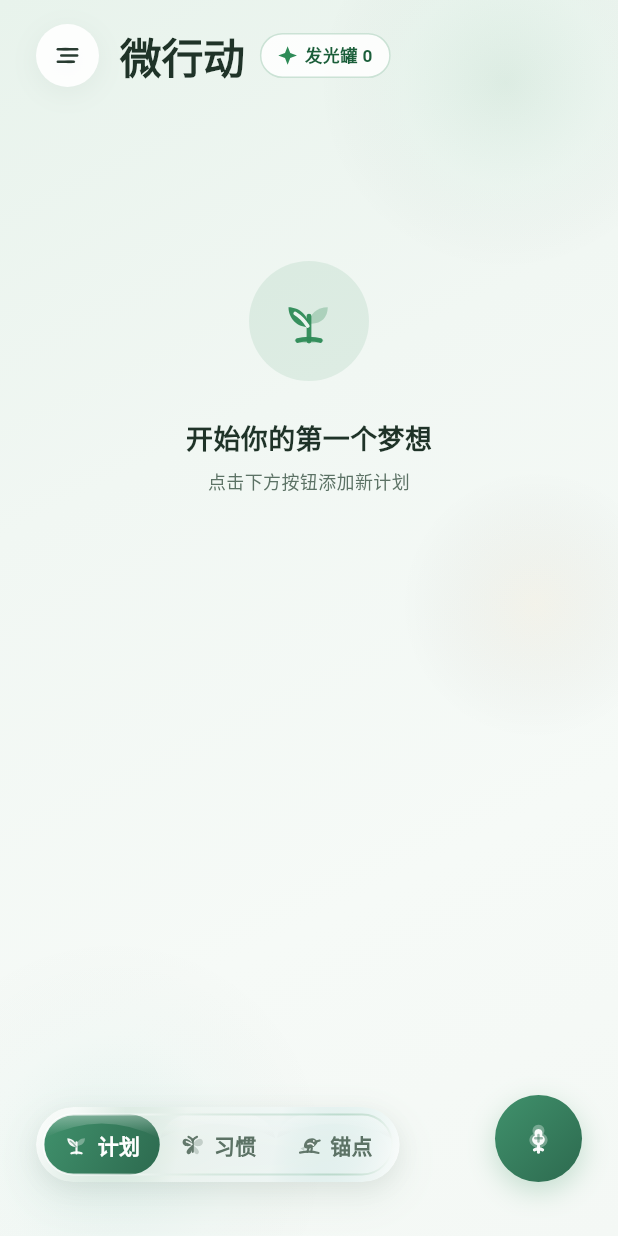
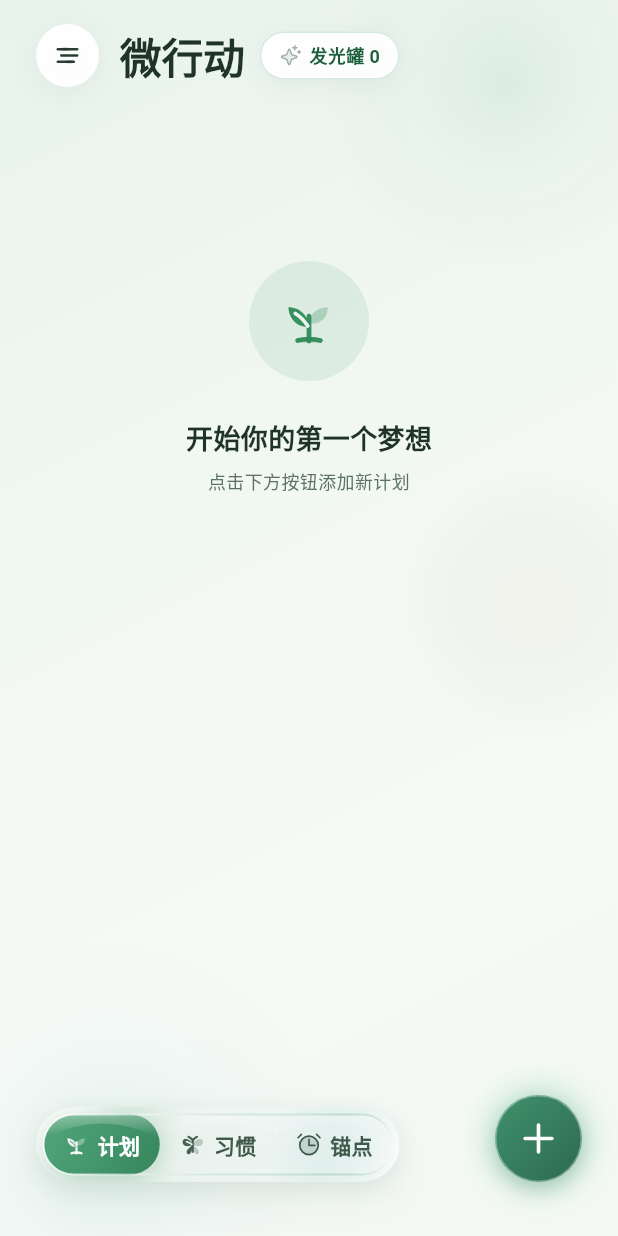
Before and after one commit to machengji/Flutter, a Flutter app: the screen it shows after launch, after a tap on "开始体验", on a phone screen of 412 x 824 dp. Run offline on Flutter 3.47's test engine with Material 3 defaults, Android fonts, the light colour scheme and no system bars; drawn by our look-alikes of flutter_animate; our stand-ins replace fl_chart, flutter_local_notifications, permission_handler, phosphor_flutter, shared_preferences, timezone; missing offline and left inert: dart:html, image_gallery_saver_plus; network calls fail; project files that could hold a hidden picture were left out.

Commit message:
feat(ui): phosphor duotone icons for logo/help/anchor/add/sparkle and forest UI polish

```diff
--- a/maintenance_assistant/lib/src/core/theme/app_icons.dart
+++ b/maintenance_assistant/lib/src/core/theme/app_icons.dart
@@ -1,4 +1,5 @@
 import 'package:flutter/material.dart';
+import 'package:phosphor_flutter/phosphor_flutter.dart';
 
 /// 森系同色阶柔光层叠（Soft Tonal Duotone Botanical）图标类型枚举
 /// 无黑边、半透明后景柔光层 + 温润同色系主体 + 内部穿透叶脉，与卡片及页面背景自然交融
@@ -31,6 +32,7 @@ enum AppIconType {
   close,
   chevronRight,
   brandLogo,
+  sparkle,
 }
 
 /// 兼容旧代码的语义化图标映射
@@ -64,10 +66,12 @@ class AppIcons {
   static const AppIconType close = AppIconType.close;
   static const AppIconType chevronRight = AppIconType.chevronRight;
   static const AppIconType brandLogo = AppIconType.brandLogo;
+  static const AppIconType sparkle = AppIconType.sparkle;
 }
 
 /// 森系同色阶柔光层叠矢量图标组件
 /// 自动根据传入的 [color] 或默认森系色阶生成“28%柔光底衬 + 95%温润主体 + 穿透式叶脉”三阶同色系过渡
+/// 语义要求一眼可辨的图标（Logo / 帮助 / 锚点闹钟 / 添加 / 发光）改用 Phosphor 生产级图标渲染
 class AppIcon extends StatelessWidget {
   final AppIconType type;
   final double size;
@@ -80,8 +84,44 @@ class AppIcon extends StatelessWidget {
     this.color,
   });
 
+  /// 返回需要由 Phosphor 渲染的图标数据；返回 null 表示继续使用森系自绘图标
+  static IconData? _phosphorIconFor(AppIconType type) {
+    switch (type) {
+      case AppIconType.brandLogo:
+        return PhosphorIconsDuotone.plant;
+      case AppIconType.help:
+        return PhosphorIconsDuotone.bookOpen;
+      case AppIconType.anchor:
+        return PhosphorIconsDuotone.alarm;
+      case AppIconType.add:
+        return PhosphorIconsBold.plus;
+      case AppIconType.sparkle:
+        return PhosphorIconsDuotone.sparkle;
+      default:
+        return null;
+    }
+  }
+
   @override
   Widget build(BuildContext context) {
+    final phosphorData = _phosphorIconFor(type);
+    if (phosphorData != null) {
+      final toneColor = color ?? _TonalBotanicalPainter.defaultToneColor(type);
+      return SizedBox(
+        width: size,
+        height: size,
+        child: Center(
+          child: PhosphorIcon(
+            phosphorData,
+            size: size,
+            color: toneColor,
+            // 白色图标（深色底上）副色层稍亮，浅色底上保持柔和 28% 底衬，与自绘森系图标的柔光层一致
+            duotoneSecondaryOpacity: toneColor.value == 0xFFFFFFFF ? 0.32 : 0.28,
+          ),
+        ),
+      );
+    }
+
     return SizedBox(
       width: size,
       height: size,
@@ -107,7 +147,7 @@ class _TonalBotanicalPainter extends CustomPainter {
     this.overrideColor,
   });
 
-  Color _defaultToneColor(AppIconType t) {
+  static Color defaultToneColor(AppIconType t) {
     switch (t) {
       case AppIconType.plan:
         return const Color(0xFF2D6A4F);
@@ -165,13 +205,15 @@ class _TonalBotanicalPainter extends CustomPainter {
         return const Color(0xFF2D6A4F);
       case AppIconType.brandLogo:
         return const Color(0xFF2D6A4F);
+      case AppIconType.sparkle:
+        return const Color(0xFFC9973B);
     }
   }
 
   @override
   void paint(Canvas canvas, Size size) {
     final double s = size.width / 24.0;
-    final Color baseColor = overrideColor ?? _defaultToneColor(type);
+    final Color baseColor = overrideColor ?? defaultToneColor(type);
     final bool isWhite = baseColor.value == 0xFFFFFFFF;
     final double alphaScale = baseColor.opacity;
     final Color solidColor = baseColor.withOpacity((0.95 * alphaScale).clamp(0.0, 1.0));
@@ -1134,6 +1176,9 @@ class _TonalBotanicalPainter extends CustomPainter {
           ..cubicTo(8.200 * s, 9.800 * s, 10.000 * s, 11.800 * s, 11.200 * s, 14.200 * s);
         canvas.drawPath(p6, cutoutStroke);
         break;
+      case AppIconType.sparkle:
+        // 由 Phosphor Duotone 渲染，不走自绘路径
+        break;
     }
   }
 
--- a/maintenance_assistant/lib/src/features/home/presentation/pages/home_page.dart
+++ b/maintenance_assistant/lib/src/features/home/presentation/pages/home_page.dart
@@ -656,18 +656,16 @@ class _HomePageState extends State<HomePage> with WidgetsBindingObserver {
                                 duration: const Duration(milliseconds: 280),
                                 curve: Curves.easeOutCubic,
                                 padding: const EdgeInsets.symmetric(
-                                  horizontal: 11,
-                                  vertical: 5.5,
+                                  horizontal: 12,
+                                  vertical: 6,
                                 ),
                                 decoration: BoxDecoration(
-                                  color: hasToday || _jarPulse
-                                      ? const Color(0xFF1F4735)
-                                      : AppColors.surface.withOpacity(0.85),
+                                  color: AppColors.surface.withOpacity(0.92),
                                   borderRadius: BorderRadius.circular(20),
                                   border: Border.all(
-                                    color: hasToday || _jarPulse
-                                        ? const Color(0xFFE9C46A).withOpacity(0.55)
-                                        : AppColors.primary.withOpacity(0.24),
+                                    color: _jarPulse
+                                        ? const Color(0xFFE2B862).withOpacity(0.75)
+                                        : AppColors.primary.withOpacity(0.18),
                                     width: 1,
                                   ),
                                   boxShadow: _jarPulse
@@ -679,31 +677,27 @@ class _HomePageState extends State<HomePage> with WidgetsBindingObserver {
                                             spreadRadius: 1,
                                           ),
                                         ]
-                                      : null,
+                                      : AppDecorations.shadowSoft,
                                 ),
                                 child: Row(
                                   mainAxisSize: MainAxisSize.min,
                                   children: [
-                                    SizedBox(
-                                      width: 13,
-                                      height: 13,
-                                      child: CustomPaint(
-                                        painter: _HeaderStarSeedPainter(
-                                          active: hasToday || _jarPulse,
-                                        ),
-                                      ),
+                                    AppIcon(
+                                      type: AppIconType.sparkle,
+                                      size: 15,
+                                      color: hasToday || _jarPulse
+                                          ? const Color(0xFFC9973B)
+                                          : AppColors.textHint,
                                     ),
                                     const SizedBox(width: 5),
                                     Text(
                                       hasToday
                                           ? '今日发光 ${counts.todayShine} 次'
                                           : '发光罐 ${counts.totalShine}',
-                                      style: TextStyle(
-                                        fontSize: 11.5,
+                                      style: const TextStyle(
+                                        fontSize: 12,
                                         fontWeight: FontWeight.w600,
-                                        color: hasToday || _jarPulse
-                                            ? const Color(0xFFFAF6EC)
-                                            : AppColors.primaryDark,
+                                        color: AppColors.primaryDark,
                                       ),
                                     ),
                                   ],
@@ -781,25 +775,7 @@ class _HomePageState extends State<HomePage> with WidgetsBindingObserver {
             right: 24,
             bottom: bottomBarOffset,
             child: RepaintBoundary(
-              child: GestureDetector(
-                onTap: _showAddModal,
-                child: Container(
-                  width: 58,
-                  height: 58,
-                  decoration: BoxDecoration(
-                    gradient: AppColors.primaryGradient,
-                    shape: BoxShape.circle,
-                    boxShadow: AppDecorations.shadowButton,
-                  ),
-                  child: const Center(
-                    child: AppIcon(
-                      type: AppIconType.add,
-                      size: 26,
-                      color: Colors.white,
-                    ),
-                  ),
-                ),
-              ),
+              child: _GlowAddButton(onTap: _showAddModal),
             ),
           ),
 
@@ -1252,6 +1228,77 @@ class _HomePageState extends State<HomePage> with WidgetsBindingObserver {
   }
 }
 
+/// 右下角添加按钮：柔和森绿光晕 + 按下轻微缩放反馈
+class _GlowAddButton extends StatefulWidget {
+  final VoidCallback onTap;
+
+  const _GlowAddButton({required this.onTap});
+
+  @override
+  State<_GlowAddButton> createState() => _GlowAddButtonState();
+}
+
+class _GlowAddButtonState extends State<_GlowAddButton> {
+  bool _isPressed = false;
+
+  void _setPressed(bool value) {
+    if (_isPressed != value) {
+      setState(() => _isPressed = value);
+    }
+  }
+
+  @override
+  Widget build(BuildContext context) {
+    return GestureDetector(
+      onTapDown: (_) => _setPressed(true),
+      onTapUp: (_) {
+        _setPressed(false);
+        widget.onTap();
+      },
+      onTapCancel: () => _setPressed(false),
+      child: AnimatedScale(
+        scale: _isPressed ? 0.92 : 1.0,
+        duration: const Duration(milliseconds: 140),
+        curve: Curves.easeOutCubic,
+        child: AnimatedContainer(
+          duration: const Duration(milliseconds: 160),
+          width: 58,
+          height: 58,
+          decoration: BoxDecoration(
+            gradient: AppColors.primaryGradient,
+            shape: BoxShape.circle,
+            border: Border.all(
+              color: Colors.white.withOpacity(0.35),
+              width: 1,
+            ),
+            boxShadow: [
+              // 外圈柔和森绿光晕
+              BoxShadow(
+                color: AppColors.primaryLight.withOpacity(_isPressed ? 0.30 : 0.42),
+                blurRadius: _isPressed ? 14 : 22,
+                spreadRadius: _isPressed ? 0 : 2,
+              ),
+              // 底部投影，保留按钮浮起感
+              BoxShadow(
+                color: AppColors.primaryDark.withOpacity(0.22),
+                blurRadius: 10,
+                offset: Offset(0, _isPressed ? 2 : 5),
+              ),
+            ],
+          ),
+          child: const Center(
+            child: AppIcon(
+              type: AppIconType.add,
+              size: 26,
+              color: Colors.white,
+            ),
+          ),
+        ),
+      ),
+    );
+  }
+}
+
 class _SwitchButton extends StatefulWidget {
   final String text;
   final AppIconType icon;
@@ -1271,6 +1318,15 @@ class _SwitchButton extends StatefulWidget {
 
 class _SwitchButtonState extends State<_SwitchButton>
     with TickerProviderStateMixin {
+  // 选中胶囊：比主按钮更浅一档的森绿渐变，避免底栏视觉过重
+  static const LinearGradient _activePillGradient = LinearGradient(
+    begin: Alignment.topLeft,
+    end: Alignment.bottomRight,
+    colors: [Color(0xFF52A67A), Color(0xFF36865D)],
+  );
+  // 未选中项：在磨砂玻璃底上保证足够对比度的深苔绿
+  static const Color _inactiveColor = Color(0xFF3F5A4B);
+
   late AnimationController _pressController;
   late AnimationController _rippleController;
   late Animation<double> _scaleAnimation;
@@ -1374,15 +1430,16 @@ class _SwitchButtonState extends State<_SwitchButton>
                   curve: Curves.easeOutCubic,
                   padding: const EdgeInsets.symmetric(horizontal: 13, vertical: 10),
                   decoration: BoxDecoration(
-                    gradient: widget.isActive ? AppColors.primaryGradient : null,
+                    gradient: widget.isActive ? _activePillGradient : null,
                     color: widget.isActive ? null : Colors.transparent,
                     borderRadius: BorderRadius.circular(22),
-                    boxShadow: widget.isActive && _isPressed
+                    boxShadow: widget.isActive
                         ? [
                             BoxShadow(
-                              color: AppColors.primary.withOpacity(0.4),
-                              blurRadius: 8,
-                              offset: const Offset(0, 2),
+                              color: AppColors.primary
+                                  .withOpacity(_isPressed ? 0.34 : 0.22),
+                              blurRadius: _isPressed ? 8 : 12,
+                              offset: const Offset(0, 3),
                             ),
                           ]
                         : null,
@@ -1393,13 +1450,13 @@ class _SwitchButtonState extends State<_SwitchButton>
                       AppIcon(
                         type: widget.icon,
                         size: 18,
-                        color: widget.isActive ? Colors.white : AppColors.textSecondary,
+                        color: widget.isActive ? Colors.white : _inactiveColor,
                       ),
                       const SizedBox(width: 5),
                       Text(
                         widget.text,
                         style: TextStyle(
-                          color: widget.isActive ? Colors.white : AppColors.textSecondary,
+                          color: widget.isActive ? Colors.white : _inactiveColor,
                           fontWeight: FontWeight.w600,
                           fontSize: 14,
                         ),
@@ -1698,26 +1755,3 @@ class _GradientBorderPainter extends CustomPainter {
     return radius != old.radius || strokeWidth != old.strokeWidth;
   }
 }
-
-class _HeaderStarSeedPainter extends CustomPainter {
-  final bool active;
-
-  const _HeaderStarSeedPainter({required this.active});
-
-  @override
-  void paint(Canvas canvas, Size size) {
-    final center = Offset(size.width / 2, size.height / 2);
-    final paint = Paint()
-      ..color = active ? const Color(0xFFE9C46A) : AppColors.primary
-      ..style = PaintingStyle.fill;
-    canvas.drawPath(
-      buildFourPointStarPath(center, size.width * 0.48, size.width * 0.19),
-      paint,
-    );
-  }
-
-  @override
-  bool shouldRepaint(covariant _HeaderStarSeedPainter oldDelegate) {
-    return oldDelegate.active != active;
-  }
-}
--- a/maintenance_assistant/lib/src/features/home/presentation/widgets/app_drawer.dart
+++ b/maintenance_assistant/lib/src/features/home/presentation/widgets/app_drawer.dart
@@ -100,19 +100,29 @@ class AppDrawer extends StatelessWidget {
                       width: 68,
                       height: 68,
                       decoration: BoxDecoration(
-                        gradient: AppColors.primaryGradient,
+                        gradient: const LinearGradient(
+                          begin: Alignment.topLeft,
+                          end: Alignment.bottomRight,
+                          colors: [Color(0xFFEAF6EE), Color(0xFFD3EBDC)],
+                        ),
                         borderRadius: BorderRadius.circular(22),
-                        boxShadow: AppDecorations.shadowButton,
                         border: Border.all(
-                          color: Colors.white.withOpacity(0.65),
-                          width: 2,
+                          color: AppColors.primary.withOpacity(0.18),
+                          width: 1.2,
                         ),
+                        boxShadow: [
+                          BoxShadow(
+                            color: AppColors.primary.withOpacity(0.12),
+                            blurRadius: 16,
+                            offset: const Offset(0, 6),
+                          ),
+                        ],
                       ),
                       child: const Center(
                         child: AppIcon(
                           type: AppIconType.brandLogo,
-                          size: 34,
-                          color: Colors.white,
+                          size: 36,
+                          color: AppColors.primaryDark,
                         ),
                       ),
                     ),
@@ -126,21 +136,11 @@ class AppDrawer extends StatelessWidget {
                     ),
                   ),
                   const SizedBox(height: 6),
-                  Row(
-                    children: [
-                      const AppIcon(
-                        type: AppIconType.apiKey,
-                        size: 14,
-                        color: AppColors.primary,
-                      ),
-                      const SizedBox(width: 6),
-                      Text(
-                        '让微小改变自然发生',
-                        style: AppTextStyles.bodyMedium.copyWith(
-                          color: AppColors.textSecondary,
-                        ),
-                      ),
-                    ],
+                  Text(
+                    '让微小改变自然发生',
+                    style: AppTextStyles.bodyMedium.copyWith(
+                      color: AppColors.textSecondary,
+                    ),
                   ),
                 ],
               ),
@@ -157,7 +157,7 @@ class AppDrawer extends StatelessWidget {
                     icon: AppIconType.data,
                     label: '数据管理',
                     subtitle: '导入与导出你的本地数据',
-                    color: AppColors.info,
+                    color: AppColors.secondaryDark,
                     onTap: () => _showSettingSheet(context),
                   ),
                   const SizedBox(height: 12),
@@ -187,7 +187,7 @@ class AppDrawer extends StatelessWidget {
                     icon: AppIconType.help,
                     label: '使用帮助',
                     subtitle: '了解福格微习惯行为模型',
-                    color: AppColors.success,
+                    color: AppColors.primaryDark,
                     onTap: () => _showHelpSheet(context),
                   ),
                   const SizedBox(height: 20),
--- a/maintenance_assistant/pubspec.yaml
+++ b/maintenance_assistant/pubspec.yaml
@@ -39,6 +39,7 @@ dependencies:
   url_launcher: ^6.3.1
   path_provider: ^2.1.5
   image_gallery_saver_plus: ^3.0.5
+  phosphor_flutter: ^2.1.0
 
 dev_dependencies:
   flutter_test:
```
Also changed, not shown: maintenance_assistant/pubspec.lock.
